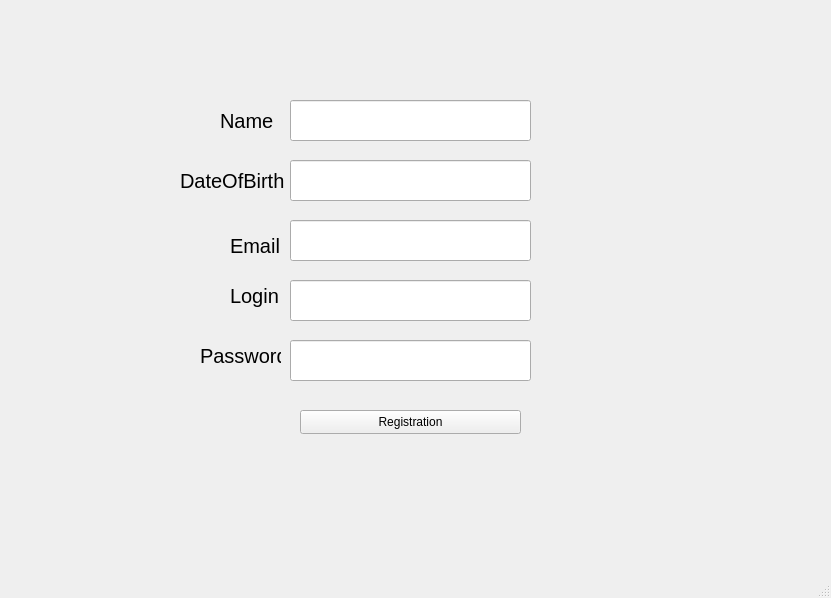
KrHaXon/KOMUNIKATOR, file KOMUNIKATOR/mainwindow.ui: the form before one commit.
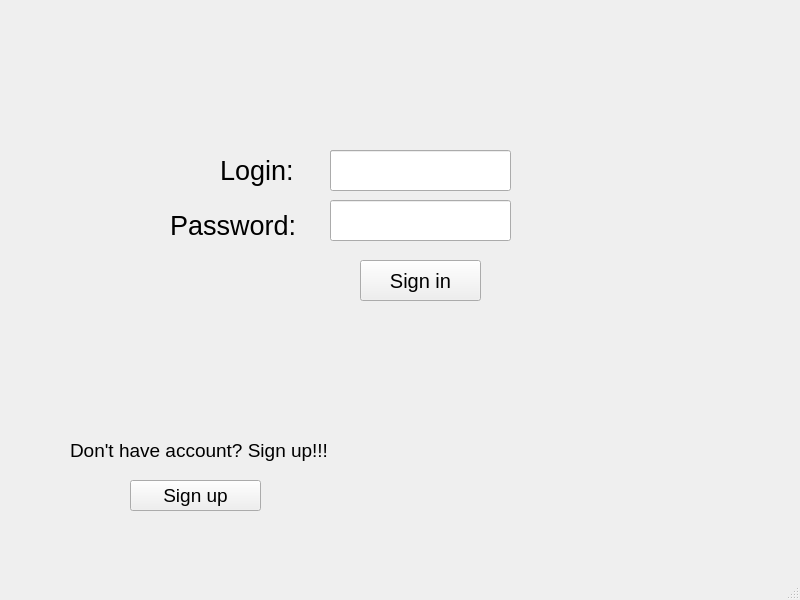
The form after the commit.

```diff
--- a/KOMUNIKATOR/mainwindow.ui
+++ b/KOMUNIKATOR/mainwindow.ui
@@ -6,174 +6,139 @@
    <rect>
     <x>0</x>
     <y>0</y>
-    <width>831</width>
-    <height>598</height>
+    <width>800</width>
+    <height>600</height>
    </rect>
   </property>
   <property name="windowTitle">
    <string>MainWindow</string>
   </property>
   <widget class="QWidget" name="centralwidget">
-   <widget class="QLabel" name="Login">
-    <property name="geometry">
-     <rect>
-      <x>230</x>
-      <y>280</y>
-      <width>51</width>
-      <height>31</height>
-     </rect>
-    </property>
-    <property name="minimumSize">
-     <size>
-      <width>20</width>
-      <height>30</height>
-     </size>
-    </property>
-    <property name="font">
-     <font>
-      <pointsize>15</pointsize>
-     </font>
-    </property>
-    <property name="lineWidth">
-     <number>6</number>
-    </property>
-    <property name="text">
-     <string>Login</string>
-    </property>
-   </widget>
-   <widget class="QLabel" name="label">
-    <property name="geometry">
-     <rect>
-      <x>230</x>
-      <y>230</y>
-      <width>61</width>
-      <height>31</height>
-     </rect>
-    </property>
-    <property name="font">
-     <font>
-      <pointsize>15</pointsize>
-     </font>
-    </property>
-    <property name="text">
-     <string>Email</string>
-    </property>
-   </widget>
-   <widget class="QLabel" name="label_2">
-    <property name="geometry">
-     <rect>
-      <x>200</x>
-      <y>340</y>
-      <width>81</width>
-      <height>31</height>
-     </rect>
-    </property>
-    <property name="font">
-     <font>
-      <pointsize>15</pointsize>
-     </font>
-    </property>
-    <property name="text">
-     <string>Password</string>
-    </property>
-   </widget>
-   <widget class="QPushButton" name="Registrationbutton">
-    <property name="geometry">
-     <rect>
-      <x>300</x>
-      <y>410</y>
-      <width>221</width>
-      <height>24</height>
-     </rect>
-    </property>
-    <property name="text">
-     <string>Registration</string>
-    </property>
-   </widget>
-   <widget class="QLineEdit" name="lineEdit">
-    <property name="geometry">
-     <rect>
-      <x>290</x>
-      <y>100</y>
-      <width>241</width>
-      <height>41</height>
-     </rect>
-    </property>
-   </widget>
-   <widget class="QLineEdit" name="lineEdit_2">
-    <property name="geometry">
-     <rect>
-      <x>290</x>
-      <y>160</y>
-      <width>241</width>
-      <height>41</height>
-     </rect>
-    </property>
-   </widget>
-   <widget class="QLineEdit" name="lineEdit_3">
-    <property name="geometry">
-     <rect>
-      <x>290</x>
-      <y>220</y>
-      <width>241</width>
-      <height>41</height>
-     </rect>
-    </property>
-   </widget>
-   <widget class="QLineEdit" name="lineEdit_4">
-    <property name="geometry">
-     <rect>
-      <x>290</x>
-      <y>280</y>
-      <width>241</width>
-      <height>41</height>
-     </rect>
-    </property>
-   </widget>
-   <widget class="QLineEdit" name="lineEdit_5">
-    <property name="geometry">
-     <rect>
-      <x>290</x>
-      <y>340</y>
-      <width>241</width>
-      <height>41</height>
-     </rect>
-    </property>
-   </widget>
-   <widget class="QLabel" name="Name">
+   <widget class="QLabel" name="napisLogin">
     <property name="geometry">
      <rect>
       <x>220</x>
-      <y>100</y>
-      <width>61</width>
-      <height>41</height>
+      <y>140</y>
+      <width>91</width>
+      <height>61</height>
      </rect>
     </property>
     <property name="font">
      <font>
-      <pointsize>15</pointsize>
+      <pointsize>20</pointsize>
+      <bold>false</bold>
      </font>
     </property>
     <property name="text">
-     <string>Name</string>
+     <string>Login:</string>
     </property>
    </widget>
    <widget class="QLabel" name="DateOfBirth">
     <property name="geometry">
      <rect>
-      <x>180</x>
-      <y>160</y>
+      <x>170</x>
+      <y>190</y>
       <width>131</width>
+      <height>71</height>
+     </rect>
+    </property>
+    <property name="font">
+     <font>
+      <pointsize>20</pointsize>
+      <bold>false</bold>
+     </font>
+    </property>
+    <property name="text">
+     <string>Password:</string>
+    </property>
+   </widget>
+   <widget class="QLineEdit" name="lineEdit">
+    <property name="geometry">
+     <rect>
+      <x>330</x>
+      <y>150</y>
+      <width>131</width>
+      <height>31</height>
+     </rect>
+    </property>
+   </widget>
+   <widget class="QLineEdit" name="lineEditLogin">
+    <property name="geometry">
+     <rect>
+      <x>330</x>
+      <y>150</y>
+      <width>181</width>
       <height>41</height>
      </rect>
     </property>
+   </widget>
+   <widget class="QLineEdit" name="lineEditPassword">
+    <property name="geometry">
+     <rect>
+      <x>330</x>
+      <y>200</y>
+      <width>181</width>
+      <height>41</height>
+     </rect>
+    </property>
+    <property name="echoMode">
+     <enum>QLineEdit::Password</enum>
+    </property>
+   </widget>
+   <widget class="QPushButton" name="LoginButton">
+    <property name="geometry">
+     <rect>
+      <x>360</x>
+      <y>260</y>
+      <width>121</width>
+      <height>41</height>
+     </rect>
+    </property>
     <property name="font">
      <font>
       <pointsize>15</pointsize>
+      <bold>false</bold>
      </font>
     </property>
     <property name="text">
-     <string>DateOfBirth</string>
+     <string>Sign in</string>
+    </property>
+   </widget>
+   <widget class="QLabel" name="labelRegistration">
+    <property name="geometry">
+     <rect>
+      <x>70</x>
+      <y>430</y>
+      <width>261</width>
+      <height>41</height>
+     </rect>
+    </property>
+    <property name="font">
+     <font>
+      <pointsize>14</pointsize>
+     </font>
+    </property>
+    <property name="text">
+     <string>Don't have account? Sign up!!!</string>
+    </property>
+   </widget>
+   <widget class="QPushButton" name="pushButton">
+    <property name="geometry">
+     <rect>
+      <x>130</x>
+      <y>480</y>
+      <width>131</width>
+      <height>31</height>
+     </rect>
+    </property>
+    <property name="font">
+     <font>
+      <pointsize>14</pointsize>
+      <bold>false</bold>
+     </font>
+    </property>
+    <property name="text">
+     <string>Sign up</string>
     </property>
    </widget>
   </widget>
```
Left out of the diff: 4 changed lines with no effect on the pictures.
